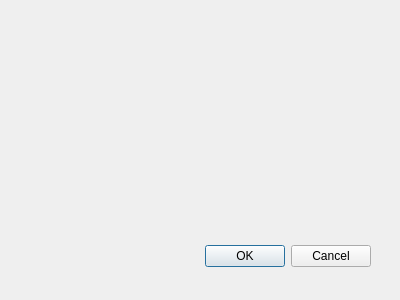
This is calc_diversity_dialog_base.ui in databy2019/qgis-calc_diversity_plugin as Qt 5 draws it before an edit. The edited form follows.
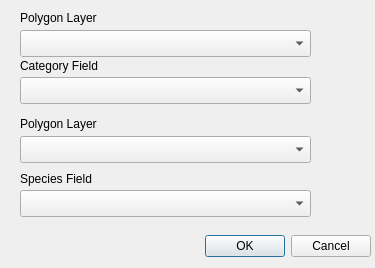
This is the edited form. Custom widgets are drawn as their Qt base class.

The edit to the form file:
```diff
--- a/calc_diversity_dialog_base.ui
+++ b/calc_diversity_dialog_base.ui
@@ -1,22 +1,22 @@
 <ui version="4.0" >
  <class>CalcDiversityDialogBase</class>
- <widget class="QDialog" name="CalcDiversityDialogBase" >
-  <property name="geometry" >
+ <widget class="QDialog" name="CalcDiversityDialogBase">
+  <property name="geometry">
    <rect>
     <x>0</x>
     <y>0</y>
-    <width>400</width>
-    <height>300</height>
+    <width>375</width>
+    <height>268</height>
    </rect>
   </property>
   <property name="windowTitle" >
    <string>Calculator Diversity</string>
   </property>
-  <widget class="QDialogButtonBox" name="button_box" >
-   <property name="geometry" >
+  <widget class="QDialogButtonBox" name="button_box">
+   <property name="geometry">
     <rect>
      <x>30</x>
-     <y>240</y>
+     <y>230</y>
      <width>341</width>
      <height>32</height>
     </rect>
@@ -28,7 +28,117 @@
     <set>QDialogButtonBox::Cancel|QDialogButtonBox::Ok</set>
    </property>
   </widget>
+  <widget class="QLabel" name="label">
+   <property name="geometry">
+    <rect>
+     <x>20</x>
+     <y>10</y>
+     <width>91</width>
+     <height>16</height>
+    </rect>
+   </property>
+   <property name="text">
+    <string>Polygon Layer</string>
+   </property>
+  </widget>
+  <widget class="QgsMapLayerComboBox" name="mcbPoly">
+   <property name="geometry">
+    <rect>
+     <x>20</x>
+     <y>30</y>
+     <width>291</width>
+     <height>27</height>
+    </rect>
+   </property>
+   <property name="showCrs">
+    <bool>true</bool>
+   </property>
+  </widget>
+  <widget class="QLabel" name="label_2">
+   <property name="geometry">
+    <rect>
+     <x>20</x>
+     <y>58</y>
+     <width>91</width>
+     <height>16</height>
+    </rect>
+   </property>
+   <property name="text">
+    <string>Category Field</string>
+   </property>
+  </widget>
+  <widget class="QgsFieldComboBox" name="fcbCategory">
+   <property name="geometry">
+    <rect>
+     <x>20</x>
+     <y>77</y>
+     <width>291</width>
+     <height>27</height>
+    </rect>
+   </property>
+  </widget>
+  <widget class="QgsMapLayerComboBox" name="mcbPoint">
+   <property name="geometry">
+    <rect>
+     <x>20</x>
+     <y>136</y>
+     <width>291</width>
+     <height>27</height>
+    </rect>
+   </property>
+   <property name="showCrs">
+    <bool>true</bool>
+   </property>
+  </widget>
+  <widget class="QLabel" name="PointLayer">
+   <property name="geometry">
+    <rect>
+     <x>20</x>
+     <y>116</y>
+     <width>91</width>
+     <height>16</height>
+    </rect>
+   </property>
+   <property name="text">
+    <string>Polygon Layer</string>
+   </property>
+  </widget>
+  <widget class="QLabel" name="label_4">
+   <property name="geometry">
+    <rect>
+     <x>20</x>
+     <y>171</y>
+     <width>91</width>
+     <height>16</height>
+    </rect>
+   </property>
+   <property name="text">
+    <string>Species Field</string>
+   </property>
+  </widget>
+  <widget class="QgsFieldComboBox" name="fcbSpecies">
+   <property name="geometry">
+    <rect>
+     <x>20</x>
+     <y>190</y>
+     <width>291</width>
+     <height>27</height>
+    </rect>
+   </property>
+  </widget>
  </widget>
+ <customwidgets>
+  <customwidget>
+   <class>QgsFieldComboBox</class>
+   <extends>QComboBox</extends>
+   <header>qgsfieldcombobox.h</header>
+  </customwidget>
+  <customwidget>
+   <class>QgsMapLayerComboBox</class>
+   <extends>QComboBox</extends>
+   <header>qgsmaplayercombobox.h</header>
+  </customwidget>
+ </customwidgets>
  <resources/>
  <connections>
   <connection>
```
Left out of the diff: 33 changed lines with no effect on the pictures.
